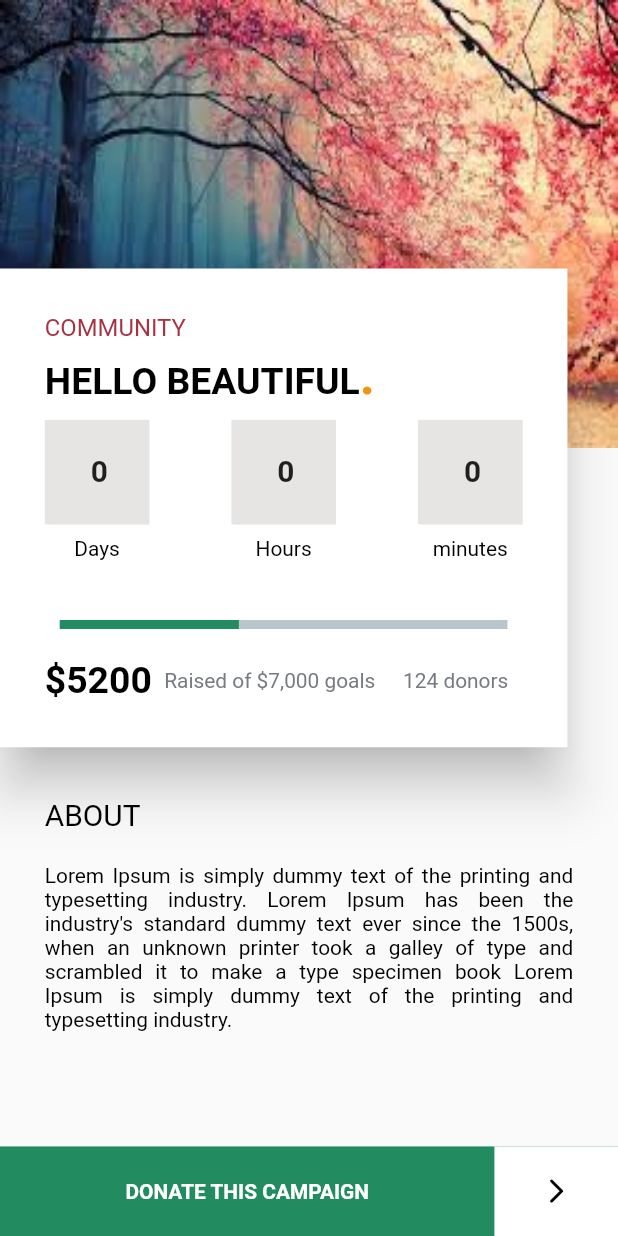
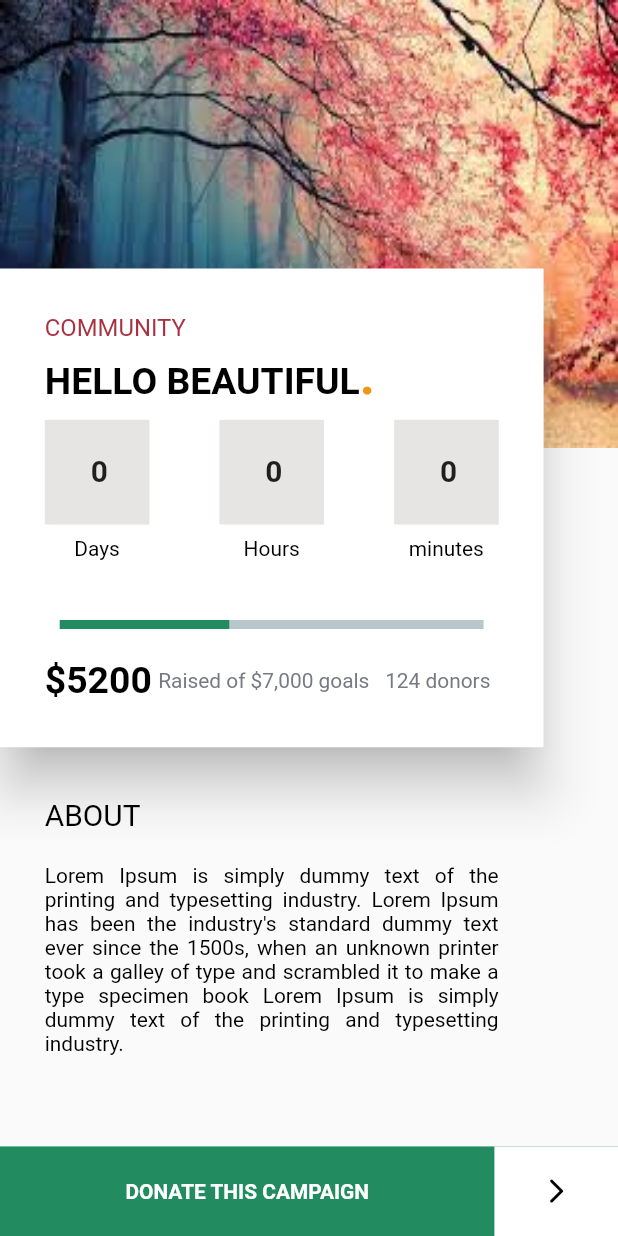
Before and after one commit to mk1799/flutter-animation, a Flutter app: the screen it shows after launch, after a tap on an icon or button, on a phone screen of 412 x 824 dp. Run offline on Flutter 3.47's test engine with Material 2 defaults, Android fonts, the phone set to English and light mode, and no system bars; our stand-ins replace hexcolor.

Commit message:
- last commit

```diff
--- a/lib/screens/Description.dart
+++ b/lib/screens/Description.dart
@@ -68,7 +68,7 @@ class _DescriptionState extends State<Description> {
         children: [
           getBackGroundImg(),
           Container(
-            margin: EdgeInsets.only(top: getSize(180)),
+            margin: EdgeInsets.only(top: getSize(180), right: getSize(50)),
             child: Column(
               crossAxisAlignment: CrossAxisAlignment.start,
               children: [
@@ -86,11 +86,12 @@ class _DescriptionState extends State<Description> {
     );
   }
 
-  Container getAbout(BuildContext context) {
-    return Container(
+  getAbout(BuildContext context) {
+    return Expanded(
+      child: Container(
         width: MediaQuery.of(context).size.width,
-      padding:
-          EdgeInsets.symmetric(vertical: getSize(15), horizontal: getSize(30)),
+        padding: EdgeInsets.symmetric(
+            vertical: getSize(15), horizontal: getSize(30)),
         child: Column(
           mainAxisSize: MainAxisSize.min,
           crossAxisAlignment: CrossAxisAlignment.start,
@@ -110,6 +111,7 @@ class _DescriptionState extends State<Description> {
             ),
           ],
         ),
+      ),
     );
   }
 
@@ -120,8 +122,6 @@ class _DescriptionState extends State<Description> {
         elevation: 15.0,
         child: Container(
           color: Colors.white,
-          width: getSize(380),
-
           child: Padding(
             padding: EdgeInsets.all(
               getSize(30),
@@ -151,7 +151,8 @@ class _DescriptionState extends State<Description> {
                         TextSpan(
                           text: ".",
                           style: TextStyle(
-                              color: HexColor("#f09516"), fontSize: getSize(35)),
+                              color: HexColor("#f09516"),
+                              fontSize: getSize(35)),
                         )
                       ]),
                 ),
```
Lines whose indentation alone changed are shown as unchanged.
